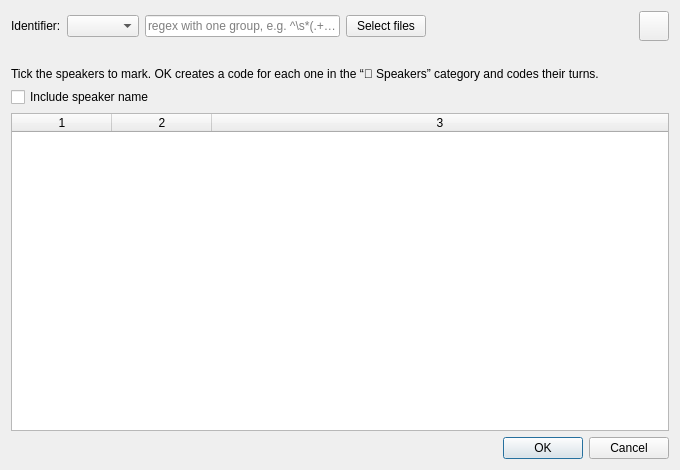
This is src/GUI_UIs/ui_dialog_speakers.ui in ccbogel/QualCoder as Qt 5 draws it before an edit. The edited form follows.
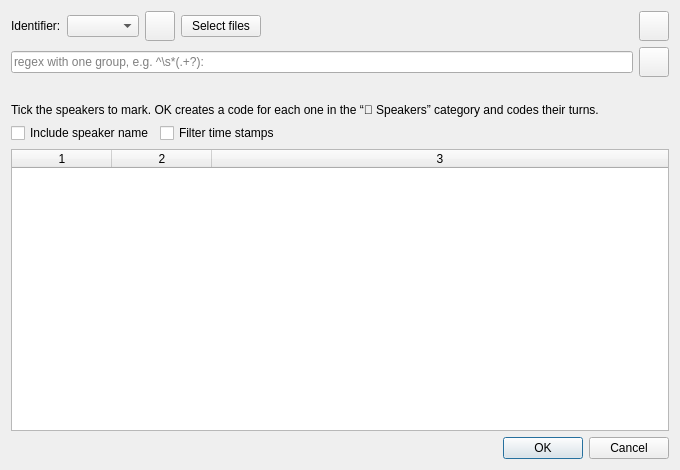
This is the edited form.

```diff
--- a/src/GUI_UIs/ui_dialog_speakers.ui
+++ b/src/GUI_UIs/ui_dialog_speakers.ui
@@ -37,18 +37,24 @@
       </widget>
      </item>
      <item>
-      <widget class="QLineEdit" name="lineEdit_custom">
+      <widget class="QPushButton" name="pushButton_scan">
        <property name="minimumSize">
         <size>
-         <width>170</width>
-         <height>0</height>
+         <width>30</width>
+         <height>30</height>
+        </size>
+       </property>
+       <property name="maximumSize">
+        <size>
+         <width>30</width>
+         <height>30</height>
         </size>
        </property>
        <property name="toolTip">
         <string>Custom regular expression. It must contain one capture group for the speaker name. Example: ^\s*&gt;&gt;\s*(.+?):</string>
        </property>
-       <property name="placeholderText">
-        <string>regex with one group, e.g. ^\s*(.+?):</string>
+       <property name="text">
+        <string/>
        </property>
       </widget>
      </item>
@@ -109,6 +115,54 @@
      </item>
     </layout>
    </item>
+   <item>
+    <layout class="QHBoxLayout" name="horizontalLayout_regex">
+     <item>
+      <widget class="QLineEdit" name="lineEdit_custom">
+       <property name="sizePolicy">
+        <sizepolicy hsizetype="Expanding" vsizetype="Fixed">
+         <horstretch>0</horstretch>
+         <verstretch>0</verstretch>
+        </sizepolicy>
+       </property>
+       <property name="minimumSize">
+        <size>
+         <width>170</width>
+         <height>0</height>
+        </size>
+       </property>
+       <property name="toolTip">
+        <string>Custom regular expression. It must contain one capture group for the speaker name. Example: ^\s*&gt;&gt;\s*(.+?):</string>
+       </property>
+       <property name="placeholderText">
+        <string>regex with one group, e.g. ^\s*(.+?):</string>
+       </property>
+      </widget>
+     </item>
+     <item>
+      <widget class="QPushButton" name="pushButton_saved_regex">
+       <property name="minimumSize">
+        <size>
+         <width>30</width>
+         <height>30</height>
+        </size>
+       </property>
+       <property name="maximumSize">
+        <size>
+         <width>30</width>
+         <height>30</height>
+        </size>
+       </property>
+       <property name="toolTip">
+        <string>Saved regex patterns for this project: load one into the field, edit or delete them.</string>
+       </property>
+       <property name="text">
+        <string/>
+       </property>
+      </widget>
+     </item>
+    </layout>
+   </item>
    <item>
     <widget class="QLabel" name="label_info">
      <property name="toolTip">
@@ -137,17 +191,47 @@
     </layout>
    </item>
    <item>
-    <widget class="QCheckBox" name="checkBox_include_name">
-     <property name="toolTip">
-      <string>Code the whole turn including the speaker label. Uncheck to code only the response text, without the name.</string>
-     </property>
-     <property name="text">
-      <string>Include speaker name</string>
-     </property>
-     <property name="checked">
-      <bool>false</bool>
-     </property>
-    </widget>
+    <layout class="QHBoxLayout" name="horizontalLayout_checks">
+     <item>
+      <widget class="QCheckBox" name="checkBox_include_name">
+       <property name="toolTip">
+        <string>Code the whole turn including the speaker label. Uncheck to code only the response text, without the name.</string>
+       </property>
+       <property name="text">
+        <string>Include speaker name</string>
+       </property>
+       <property name="checked">
+        <bool>false</bool>
+       </property>
+      </widget>
+     </item>
+     <item>
+      <widget class="QCheckBox" name="checkBox_filter_timestamps">
+       <property name="toolTip">
+        <string>Ignore time stamps during detection, so they are not mistaken for speaker names. Covers the transcript formats used in Code A/V: [hh:mm:ss] [mm:ss] [hh.mm.ss] [mm.ss] {hh:mm:ss} #hh:mm:ss.sss#, subtitle arrows in SRT (hh:mm:ss,sss --&gt; hh:mm:ss,sss) and WebVTT (hh:mm:ss.sss --&gt; hh:mm:ss.sss, hours optional), and bare hh:mm:ss / mm:ss times.</string>
+       </property>
+       <property name="text">
+        <string>Filter time stamps</string>
+       </property>
+       <property name="checked">
+        <bool>false</bool>
+       </property>
+      </widget>
+     </item>
+     <item>
+      <spacer name="horizontalSpacer_checks">
+       <property name="orientation">
+        <enum>Qt::Orientation::Horizontal</enum>
+       </property>
+       <property name="sizeHint" stdset="0">
+        <size>
+         <width>10</width>
+         <height>10</height>
+        </size>
+       </property>
+      </spacer>
+     </item>
+    </layout>
    </item>
    <item>
     <widget class="QTableWidget" name="tableWidget">
@@ -155,7 +239,7 @@
       <string>Doubleclick a &quot;code as&quot; name to edit</string>
      </property>
      <property name="horizontalScrollBarPolicy">
-      <enum>Qt::ScrollBarPolicy::ScrollBarAlwaysOff</enum>
+      <enum>Qt::ScrollBarPolicy::ScrollBarAsNeeded</enum>
      </property>
      <property name="selectionBehavior">
       <enum>QAbstractItemView::SelectionBehavior::SelectItems</enum>
```
Left out of the diff: 2 changed lines with no effect on the pictures.
